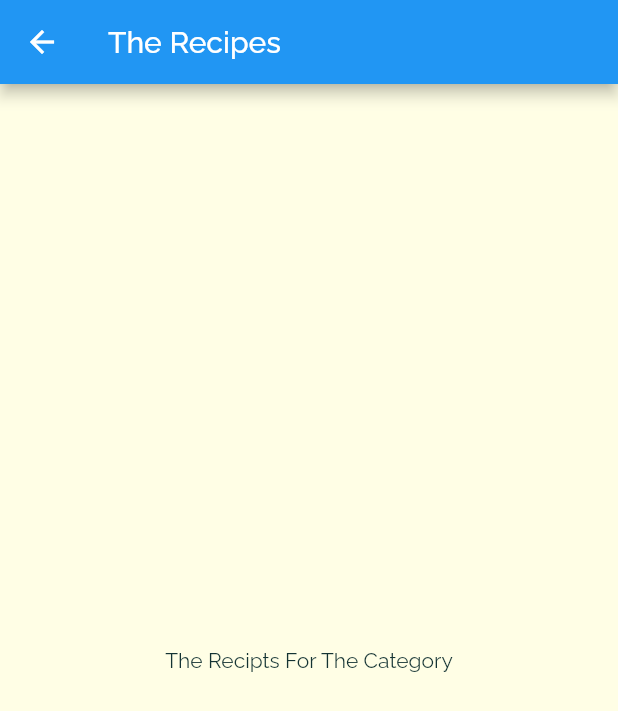
After one commit to mricky/flutter_multipe_screen, a Flutter app: the screen it shows after launch, after a tap on "Italian", on a phone screen of 412 x 824 dp. The commit adds this screen. Shown: the top 711 px of the screen. Run offline on Flutter 3.47's test engine with Material 2 defaults, Android fonts, the phone set to English and light mode, and no system bars.

Commit message:
Navigating a New Page

```diff
--- a/lib/category_item.dart
+++ b/lib/category_item.dart
@@ -1,4 +1,5 @@
 import 'package:flutter/material.dart';
+import 'package:flutter_multipe_screen/category_meals_screen.dart';
 
 class CategoryItem extends StatelessWidget {
 
@@ -6,11 +7,24 @@ class CategoryItem extends StatelessWidget {
   final Color color;
 
   CategoryItem(this.title, this.color);
+  void selectCategory(BuildContext ctx){
+    Navigator.of(ctx).push(MaterialPageRoute(builder: (_){
+      return CatergoryMealsScreen();
+      },
+      ),
+    );
+  }
   @override
   Widget build(BuildContext context) {
-    return Container(
+    return InkWell(
+          onTap: () => selectCategory(context),
+          splashColor: Theme.of(context).primaryColor,
+          borderRadius: BorderRadius.circular(15),
+          child: Container(
         padding: const EdgeInsets.all(15),
-      child: Text(title, style: Theme.of(context).textTheme.title),
+        child: Text(
+          title,
+          style: Theme.of(context).textTheme.title),
         decoration: BoxDecoration(
           gradient: LinearGradient(
             colors: [
@@ -22,6 +36,7 @@ class CategoryItem extends StatelessWidget {
           ),
           borderRadius:  BorderRadius.circular(15)
         ),
+      ),
     );
   }
 }
--- /dev/null
+++ b/lib/category_meals_screen.dart
@@ -0,0 +1,16 @@
+import 'package:flutter/material.dart';
+
+class CatergoryMealsScreen extends StatelessWidget {
+  @override
+  Widget build(BuildContext context) {
+    return Scaffold(
+      appBar: AppBar(
+        title: Text('The Recipes'),
+      ),
+      body: Center(
+        child: Text('The Recipts For The Category'
+       ),
+      ),
+    );
+  }
+}
```
Lines whose indentation alone changed are shown as unchanged.
